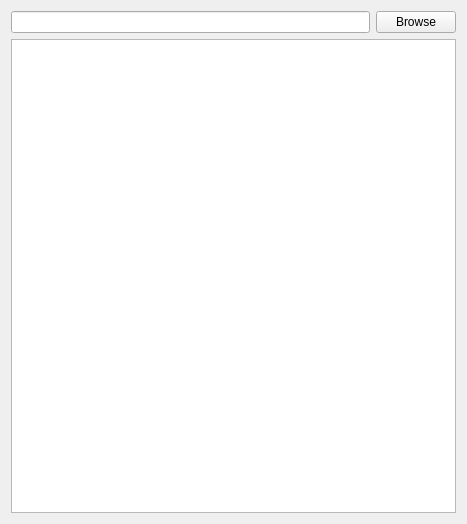
This is src/airunner/components/documents/gui/widgets/templates/documents.ui in Capsize-Games/airunner as Qt 5 draws it before an edit. The edited form follows.
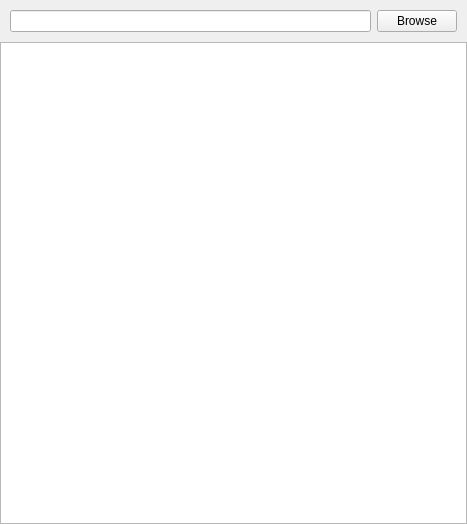
This is the edited form.

The edit to the form file:
```diff
--- a/src/airunner/components/documents/gui/widgets/templates/documents.ui
+++ b/src/airunner/components/documents/gui/widgets/templates/documents.ui
@@ -14,10 +14,55 @@
    <string>Form</string>
   </property>
   <layout class="QGridLayout" name="gridLayout">
-   <item row="1" column="0" colspan="2">
-    <widget class="QListWidget" name="document_list"/>
-   </item>
-   <item row="0" column="1">
+   <property name="leftMargin">
+    <number>0</number>
+   </property>
+   <property name="topMargin">
+    <number>0</number>
+   </property>
+   <property name="rightMargin">
+    <number>0</number>
+   </property>
+   <property name="bottomMargin">
+    <number>0</number>
+   </property>
+   <property name="spacing">
+    <number>0</number>
+   </property>
+   <item row="0" column="0">
+    <widget class="QWidget" name="documents_header" native="true">
+     <layout class="QHBoxLayout" name="horizontalLayout">
+      <property name="leftMargin">
+       <number>0</number>
+      </property>
+      <property name="topMargin">
+       <number>0</number>
+      </property>
+      <property name="rightMargin">
+       <number>0</number>
+      </property>
+      <property name="bottomMargin">
+       <number>0</number>
+      </property>
+      <item>
+       <widget class="QWidget" name="documents_header_container" native="true">
+        <layout class="QHBoxLayout" name="horizontalLayout_2">
+         <property name="leftMargin">
+          <number>10</number>
+         </property>
+         <property name="topMargin">
+          <number>10</number>
+         </property>
+         <property name="rightMargin">
+          <number>10</number>
+         </property>
+         <property name="bottomMargin">
+          <number>10</number>
+         </property>
+         <item>
+          <widget class="QLineEdit" name="path"/>
+         </item>
+         <item>
     <widget class="QPushButton" name="browse_button">
      <property name="toolTip">
       <string>Browse</string>
@@ -27,8 +72,14 @@
      </property>
     </widget>
    </item>
-   <item row="0" column="0">
-    <widget class="QLineEdit" name="path"/>
+        </layout>
+       </widget>
+      </item>
+     </layout>
+    </widget>
+   </item>
+   <item row="1" column="0">
+    <widget class="QListWidget" name="document_list"/>
    </item>
   </layout>
  </widget>
```
Lines whose indentation alone changed are shown as unchanged.
